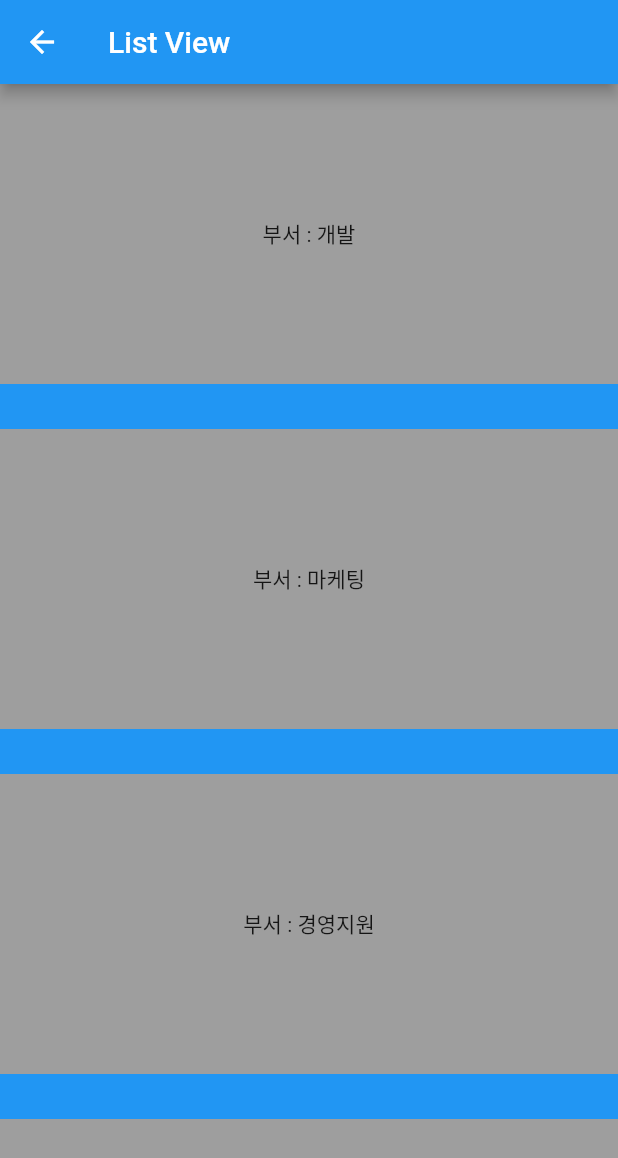
After one commit to Danny-Yun/flutter-study, a Flutter app: the ListViewScreen screen opened by its route, on a phone screen of 412 x 824 dp. The commit adds this screen. Shown: the top 1158 px of the screen. Run offline on Flutter 3.47's test engine with Material 2 defaults, Android fonts, the phone set to English and light mode, and no system bars; our stand-ins replace get.

Commit message:
21/12/29 - ListView 개념

```diff
--- a/apply_get_x/lib/route/RoutePage.dart
+++ b/apply_get_x/lib/route/RoutePage.dart
@@ -1,11 +1,13 @@
 import 'package:apply_get_x/bindings/Page_A_Controller_Binding.dart';
 import 'package:apply_get_x/screen/DefaultScreen.dart';
+import 'package:apply_get_x/screen/ListViewScreen.dart';
 import 'package:apply_get_x/screen/Page_A.dart';
 import 'package:get/get.dart';
 
 class RoutePage {
   static const String DEFAULT_SCREEN = "/default_screen";
   static const String PAGE_A = "/page_a";
+  static const String LIST_VIEW_SCREEN = "/list_view";
 
   static movePage(String pageName) => Get.toNamed(pageName);
 
@@ -31,5 +33,9 @@ class RoutePage {
       page: () => Page_A(),
       binding: Page_A_Controller_Binding(),
     ),
+    GetPage(
+      name: LIST_VIEW_SCREEN,
+      page: () => ListViewScreen(),
+    ),
   ];
 }
--- a/apply_get_x/lib/screen/DefaultScreen.dart
+++ b/apply_get_x/lib/screen/DefaultScreen.dart
@@ -44,6 +44,12 @@ class _DefaultScreenState extends State<DefaultScreen> {
                 print('result: $result');
               },
             ),
+            ElevatedButton(
+              onPressed: () {
+                RoutePage.movePage(RoutePage.LIST_VIEW_SCREEN);
+              },
+              child: Text('List View Screen'),
+            ),
           ],
         ),
       ),
--- /dev/null
+++ b/apply_get_x/lib/screen/ListViewScreen.dart
@@ -0,0 +1,86 @@
+import 'package:flutter/material.dart';
+
+class ListViewScreen extends StatefulWidget {
+  const ListViewScreen({Key? key}) : super(key: key);
+
+  @override
+  _ListViewScreenState createState() => _ListViewScreenState();
+}
+
+class _ListViewScreenState extends State<ListViewScreen> {
+  List<String> dataList = ['개발', '마케팅', '경영지원', '디자인'];
+
+  @override
+  Widget build(BuildContext context) {
+    return Scaffold(
+      appBar: AppBar(
+        title: Text('List View'),
+      ),
+      body: bodySeperated(),
+    );
+  }
+
+  // 4번 예시
+  Widget bodySeperated() {
+    return ListView.separated(
+      itemBuilder: (context, index) {
+        return listItem(dataList[index]);
+      },
+      separatorBuilder: (context, index) {
+        return Container(
+          height: 30,
+          color: Colors.blue,
+        );
+      },
+      itemCount: dataList.length,
+    );
+  }
+
+  // 3번 예시
+  Widget bodyBuilder() {
+    return ListView.builder(
+      itemBuilder: (context, index) {
+        return listItem(dataList[index]);
+      },
+      itemCount: dataList.length,
+    );
+  }
+
+  // 2번 예시
+  Widget listItem(String data) {
+    return Container(
+      child: Text('부서 : $data'),
+      alignment: Alignment.center,
+      height: 200,
+      color: Colors.grey,
+    );
+  }
+
+  // 1번 예시
+  Widget body() {
+    return ListView(
+      children: [
+        Container(
+          color: Colors.pink,
+          height: 300,
+          width: double.infinity,
+        ),
+        Container(
+          color: Colors.yellow,
+          height: 300,
+          width: double.infinity,
+        ),
+        Container(
+          color: Colors.blueAccent,
+          height: 300,
+          width: double.infinity,
+        ),
+        Container(
+          color: Colors.greenAccent,
+          height: 300,
+          width: double.infinity,
+        ),
+      ],
+    );
+  }
+}
```
